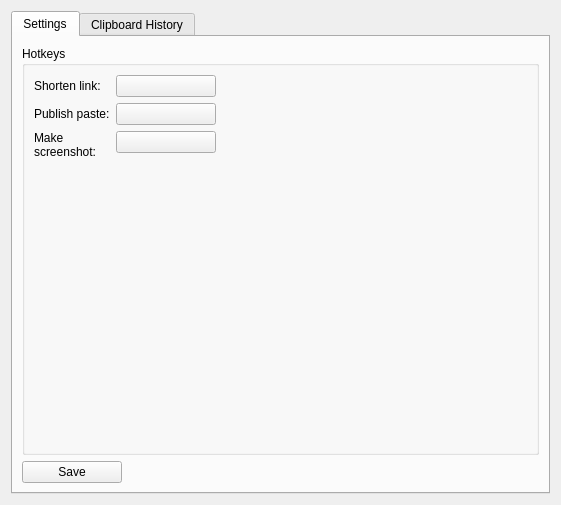
antvconst/Clipper, file src/clipper.ui: the form before one commit.
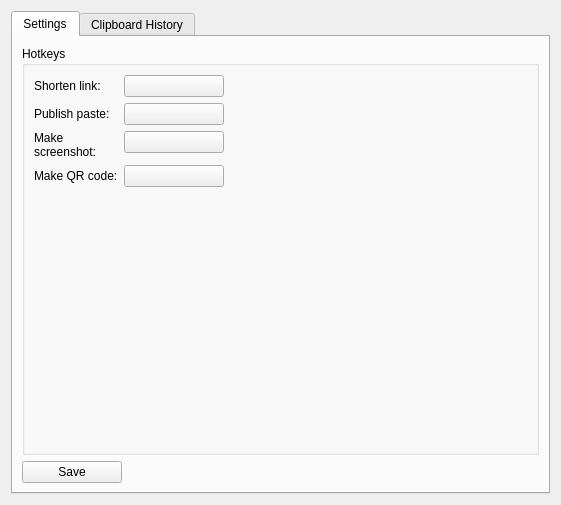
The form after the commit. The open tabs and pages were chosen to show the change. Icons and pictures are not drawn.

```diff
--- a/src/clipper.ui
+++ b/src/clipper.ui
@@ -95,6 +95,26 @@
             </property>
            </widget>
           </item>
+          <item row="3" column="1">
+           <widget class="QPushButton" name="makeQRCodeButton">
+            <property name="maximumSize">
+             <size>
+              <width>100</width>
+              <height>16777215</height>
+             </size>
+            </property>
+            <property name="text">
+             <string/>
+            </property>
+           </widget>
+          </item>
+          <item row="3" column="0">
+           <widget class="QLabel" name="label_4">
+            <property name="text">
+             <string>Make QR code:</string>
+            </property>
+           </widget>
+          </item>
          </layout>
         </widget>
        </item>
```
Left out of the diff: 2 changed lines with no effect on the pictures.
